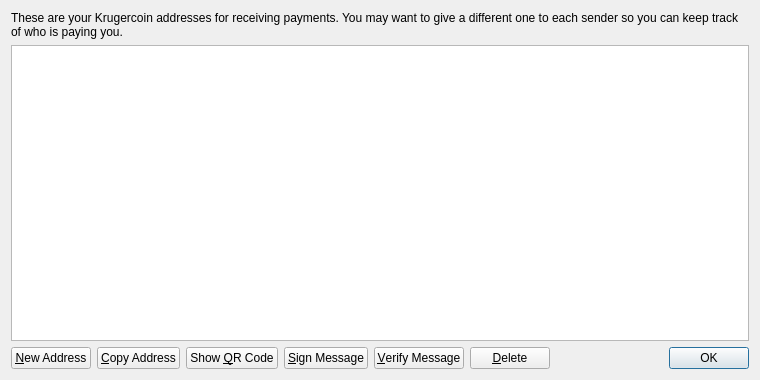
The window that src/qt/forms/addressbookpage.ui (stereosympathy/castlecoin) describes before a commit, drawn with Qt 5.
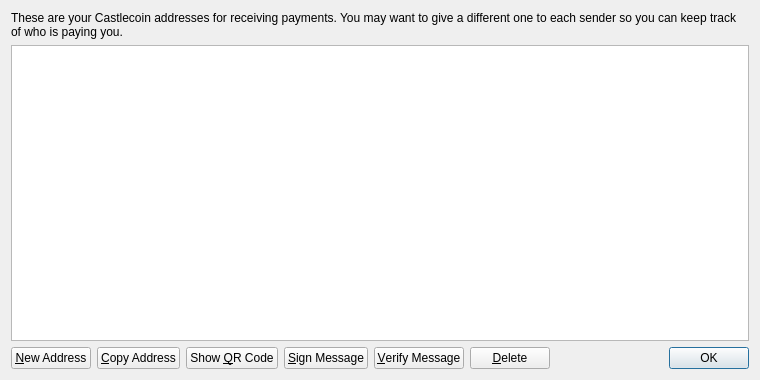
The same window after the commit. Icons and pictures are not drawn.

```diff
--- a/src/qt/forms/addressbookpage.ui
+++ b/src/qt/forms/addressbookpage.ui
@@ -17,7 +17,7 @@
    <item>
     <widget class="QLabel" name="labelExplanation">
      <property name="text">
-      <string>These are your Krugercoin addresses for receiving payments. You may want to give a different one to each sender so you can keep track of who is paying you.</string>
+      <string>These are your Castlecoin addresses for receiving payments. You may want to give a different one to each sender so you can keep track of who is paying you.</string>
      </property>
      <property name="textFormat">
       <enum>Qt::PlainText</enum>
```
